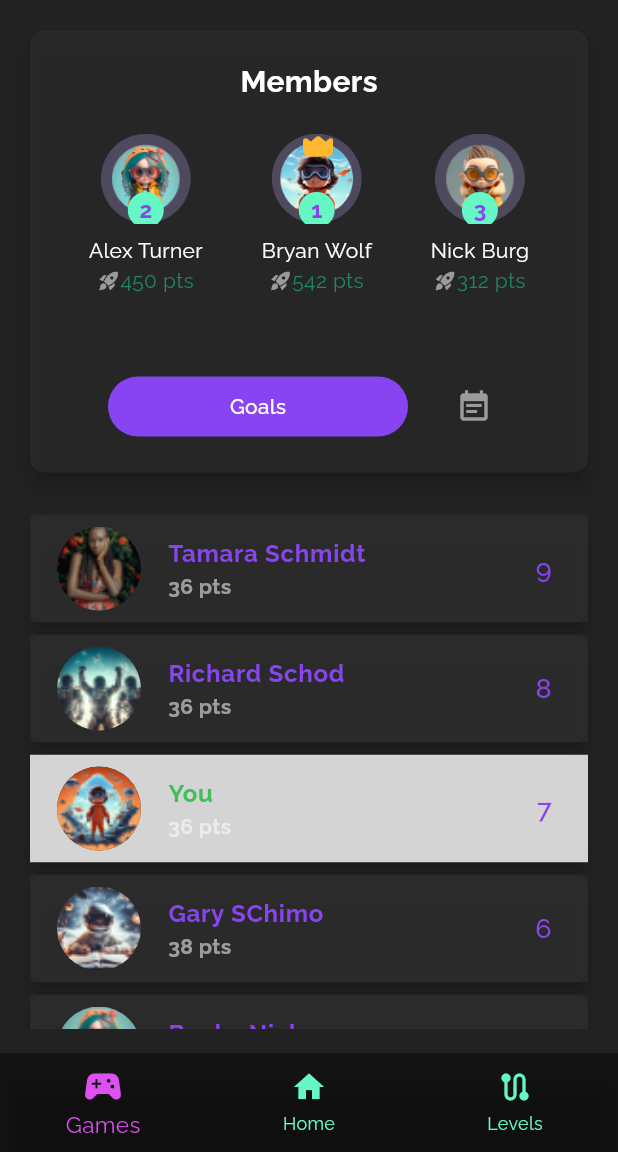
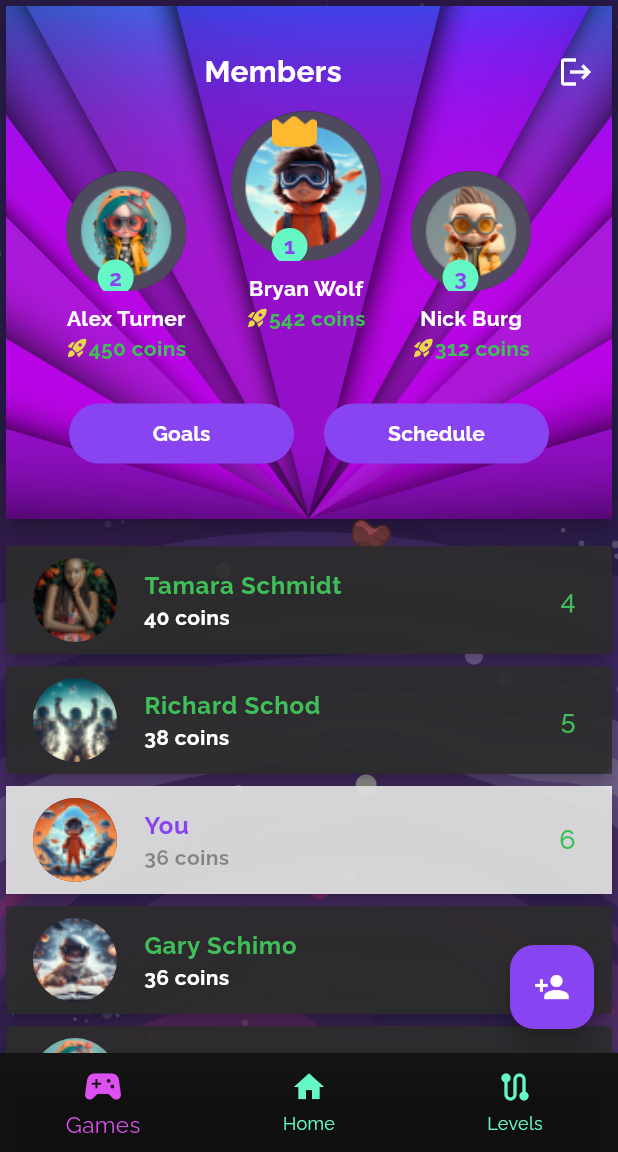
Before and after one commit to ShadmanShafeen/Green-Cycle, a Flutter app: the MyCommunity screen opened by its route, on a phone screen of 412 x 824 dp, the part 84-1236 px from its top. Run offline on Flutter 3.47's test engine with Material 3 defaults, Android fonts, the phone set to English and light mode, and no system bars; our stand-ins replace awesome_snackbar_content, camera, carousel_slider, dio, firebase_auth, firebase_core and 15 more; missing offline and left inert: dart:ffi; accounts and stored records are empty.

Commit message:
My Community updated

```diff
--- a/lib/main.dart
+++ b/lib/main.dart
@@ -317,7 +317,7 @@ class _MainAppState extends State<MainApp> {
         onSecondary: Colors.white,
         secondaryContainer: Color(0xFF40BF58), // Green
         onSecondaryContainer: Colors.white,
-        secondaryFixed: Color(0xFF40BF58),
+        secondaryFixed: Color.fromARGB(255, 64, 191, 88),
         secondaryFixedDim: Color(0xFF1F8762),
         onSecondaryFixed: Colors.white,
         onSecondaryFixedVariant: Colors.white,
--- a/lib/src/community/my_community_view/member-circle.dart
+++ b/lib/src/community/my_community_view/member-circle.dart
@@ -23,12 +23,12 @@ class MemberCircle extends StatelessWidget {
         Stack(
           children: [
             CircleAvatar(
-              radius: 30,
+              radius: isTopMember ? 50 : 40,
               backgroundImage: AssetImage(imageUrl),
             ),
             Positioned(
-              bottom: -3,
-              left: 18,
+              bottom: isTopMember ? -2 : -3,
+              left: isTopMember ? 27 : 21,
               child: CircleAvatar(
                 radius: 12,
                 backgroundColor: const Color.fromARGB(255, 101, 247, 196),
@@ -45,11 +45,11 @@ class MemberCircle extends StatelessWidget {
             if (isTopMember)
               Positioned(
                 top: -1.5,
-                left: 21,
+                left: 27,
                 child: Image.asset(
                   'lib/assets/img/crown.png',
-                  height: 20,
-                  width: 20,
+                  height: 30,
+                  width: 30,
                 ),
               ),
           ],
@@ -57,19 +57,24 @@ class MemberCircle extends StatelessWidget {
         const SizedBox(height: 8),
         Text(
           name,
-          style: const TextStyle(color: Colors.white),
+          style: const TextStyle(
+            color: Colors.white,
+            fontWeight: FontWeight.bold,
+          ),
         ),
         Row(
+          mainAxisAlignment: MainAxisAlignment.center,
           children: [
             const Icon(
               Icons.rocket_launch,
-              color: Colors.white54,
+              color: Color.fromARGB(255, 232, 216, 71),
               size: 15,
             ),
             Text(
               points,
               style: const TextStyle(
-                color: Color(0xFF1F8762),
+                color: Color(0xFF40BF58),
+                fontWeight: FontWeight.bold,
               ),
             ),
           ],
--- a/lib/src/community/my_community_view/my_community.dart
+++ b/lib/src/community/my_community_view/my_community.dart
@@ -1,6 +1,8 @@
 import 'package:flutter/material.dart';
+import 'package:flutter/widgets.dart';
 import 'package:go_router/go_router.dart';
 import 'package:green_cycle/src/community/my_community_view/member-circle.dart';
+import 'package:green_cycle/src/community/my_community_view/member_add_modal.dart';
 import 'package:green_cycle/src/models/members.dart';
 
 class MyCommunity extends StatelessWidget {
@@ -16,13 +18,19 @@ class MyCommunity extends StatelessWidget {
   Widget build(BuildContext context) {
     return Scaffold(
       body: Container(
-        padding: const EdgeInsets.all(16.0),
-        color: Theme.of(context).colorScheme.surface,
+        decoration: const BoxDecoration(
+            image: DecorationImage(
+                image: AssetImage(
+                  'lib/assets/img/my_com_bg.jpg',
+                ),
+                fit: BoxFit.cover,
+                opacity: .5)),
+        // padding: const EdgeInsets.all(16.0),
         child: Column(
           children: [
-            topCard(context),
+            SizedBox(height: 350, child: topCard(context)),
             const SizedBox(
-              height: 20,
+              height: 10,
             ),
             Expanded(
               child: ListView.builder(
@@ -35,6 +43,16 @@ class MyCommunity extends StatelessWidget {
           ],
         ),
       ),
+      floatingActionButton: FloatingActionButton(
+          onPressed: () {
+            showModalBottomSheet(
+                context: context, builder: (ctx) => MemberAddModal());
+          },
+          backgroundColor: Theme.of(context).colorScheme.primaryFixed,
+          child: const Icon(
+            Icons.person_add,
+            color: Colors.white,
+          )),
     );
   }
 
@@ -43,7 +61,7 @@ class MyCommunity extends StatelessWidget {
       color: const Color(0xFF2C2C2C).withOpacity(0.7),
       elevation: 5,
       shape: RoundedRectangleBorder(
-        borderRadius: BorderRadius.circular(10),
+        borderRadius: BorderRadius.circular(8),
       ),
       child: ListTile(
         tileColor: isUser(members[index].name)
@@ -60,25 +78,31 @@ class MyCommunity extends StatelessWidget {
           members[index].name,
           style: isUser(members[index].name)
               ? TextStyle(
-                  color: Theme.of(context).colorScheme.secondaryFixed,
+                  color: Theme.of(context).colorScheme.primaryFixed,
                   fontWeight: FontWeight.bold,
                 )
               : TextStyle(
-                  color: Theme.of(context).colorScheme.primaryFixed,
+                  color: Theme.of(context).colorScheme.secondaryFixed,
                   fontWeight: FontWeight.bold,
                 ),
         ),
         subtitle: Text(
-          '${members[index].points}',
-          style: TextStyle(
-            color: Theme.of(context).colorScheme.onSurfaceVariant,
+          '${members[index].points} coins',
+          style: isUser(members[index].name)
+              ? TextStyle(
+                  color: Theme.of(context).colorScheme.surfaceContainerLowest,
+                  fontWeight: FontWeight.bold,
+                )
+              : TextStyle(
+                  color: Theme.of(context).colorScheme.onSurface,
                   fontWeight: FontWeight.bold,
                 ),
         ),
         trailing: Text(
-          '${members.length - index + 3}',
+          '${index + 4}',
           style: TextStyle(
-              color: Theme.of(context).colorScheme.primaryFixed, fontSize: 18),
+              color: Theme.of(context).colorScheme.secondaryFixed,
+              fontSize: 18),
         ),
       ),
     );
@@ -91,55 +115,86 @@ class MyCommunity extends StatelessWidget {
       shape: RoundedRectangleBorder(
         borderRadius: BorderRadius.circular(10),
       ),
-      child: Column(
+      child: Stack(
         children: [
-          const SizedBox(height: 20),
-          const Row(
-            mainAxisAlignment: MainAxisAlignment.center,
+          Positioned.fill(
+            child: Image.asset(
+              'lib/assets/img/leaderboard_bg.jpg',
+              fit: BoxFit.cover,
+            ),
+          ),
+          Positioned(
+            top: 20,
+            left: 0,
+            right: 0,
+            child: Row(
               children: [
-              Text(
+
+                const Expanded(
+                  child: Align(
+                    alignment: Alignment.center,
+                    child: Text(
                       'Members',
                       style: TextStyle(
                         fontWeight: FontWeight.bold,
                         color: Colors.white,
                         fontSize: 20,
                       ),
-              )
+                    ),
+                  ),
+                ),
+                IconButton(
+                  icon: const Icon(
+                    Icons.logout,
+                    color: Colors.white,
+                  ),
+                  onPressed: () {},
+                ),
               ],
             ),
-          const SizedBox(height: 20),
-          const Row(
-            mainAxisAlignment: MainAxisAlignment.spaceEvenly,
-            children: [
-              MemberCircle(
-                imageUrl:
-                    'lib/assets/img/avatar2.png', // Replace with actual image URL
-                name: 'Alex Turner',
-                points: '450 pts',
-                rank: 2,
           ),
-              MemberCircle(
-                imageUrl:
-                    'lib/assets/img/avatar1.png', // Replace with actual image URL
+          const Positioned(
+            top: 70,
+            left: 150,
+            child: MemberCircle(
+              imageUrl: 'lib/assets/img/avatar1.png',
               name: 'Bryan Wolf',
-                points: '542 pts',
+              points: '542 coins',
               rank: 1,
               isTopMember: true,
             ),
-              MemberCircle(
-                imageUrl:
-                    'lib/assets/img/avatar3.png', // Replace with actual image URL
+          ),
+          const Positioned(
+            top: 110,
+            left: 40,
+            child: MemberCircle(
+              imageUrl: 'lib/assets/img/avatar2.png',
+              name: 'Alex Turner',
+              points: '450 coins',
+              rank: 2,
+            ),
+          ),
+          const Positioned(
+            top: 110,
+            left: 270,
+            child: MemberCircle(
+              imageUrl: 'lib/assets/img/avatar3.png',
               name: 'Nick Burg',
-                points: '312 pts',
+              points: '312 coins',
               rank: 3,
             ),
-            ],
           ),
-          const SizedBox(height: 50),
-          Row(
+          Positioned(
+            top: 265,
+            left: 0,
+            right: 0,
+            child: Row(
               mainAxisAlignment: MainAxisAlignment.center,
               children: [
-              FilledButton(
+                SizedBox(
+                  height: 40,
+                  width: 150,
+                  child: FilledButton(
                     onPressed: () {
                       context.go('/home/community-explore/com-goals');
                     },
@@ -152,17 +207,45 @@ class MyCommunity extends StatelessWidget {
                       ),
                     ),
                     child: const Center(
-                  child: Text('Goals'),
+                      child: Text(
+                        'Goals',
+                        style: TextStyle(fontWeight: FontWeight.bold),
+                      ),
+                    ),
                   ),
                 ),
                 const SizedBox(width: 20),
-              IconButton(
-                icon: const Icon(Icons.event_note),
-                onPressed: () {},
+                SizedBox(
+                  height: 40,
+                  width: 150,
+                  child: FilledButton(
+                    onPressed: () {
+                      context.go('/home/community-explore/com-goals');
+                    },
+                    style: const ButtonStyle(
+                      backgroundColor: WidgetStatePropertyAll<Color>(
+                        Color.fromARGB(255, 136, 68, 240),
                       ),
+                      fixedSize: WidgetStatePropertyAll<Size>(
+                        Size.fromWidth(200),
+                      ),
+                    ),
+                    child: const Center(
+                      child: Text(
+                        'Schedule',
+                        style: TextStyle(fontWeight: FontWeight.bold),
+                      ),
+                    ),
+                  ),
+                )
+
+                // IconButton(
+                //   icon: const Icon(Icons.event_note, color: Colors.white),
+                //   onPressed: () {},
+                // ),
               ],
             ),
-          const SizedBox(height: 20),
+          ),
         ],
       ),
     );
--- a/lib/src/models/members.dart
+++ b/lib/src/models/members.dart
@@ -1,7 +1,7 @@
 class Members {
   final String image;
   final String name;
-  final String points;
+  final int points;
 
   Members(
     this.image,
@@ -11,10 +11,10 @@ class Members {
 }
 
 List members = [
-  Members('lib/assets/img/avatar4.png', 'Tamara Schmidt', '36 pts'),
-  Members('lib/assets/img/avatar5.png', 'Richard Schod', '36 pts'),
-  Members('lib/assets/img/avatarme.png', 'You', '36 pts'),
-  Members('lib/assets/img/avatar6.png', 'Gary SChimo', '38 pts'),
-  Members('lib/assets/img/avatar7.png', 'Becky Nick', '40 pts'),
-  Members('lib/assets/img/avatar8.png', 'Jhon Cleark', '42 pts'),
+  Members('lib/assets/img/avatar4.png', 'Tamara Schmidt', 40),
+  Members('lib/assets/img/avatar5.png', 'Richard Schod', 38),
+  Members('lib/assets/img/avatarme.png', 'You', 36),
+  Members('lib/assets/img/avatar6.png', 'Gary Schimo', 36),
+  Members('lib/assets/img/avatar7.png', 'Becky Nick', 36),
+  Members('lib/assets/img/avatar8.png', 'Jhon Cleark', 36),
 ];
```
Also changed, not shown: lib/src/community/my_community_view/member_add_modal.dart (added, +163 -0 lines), lib/src/community/my_community_view/new_mem_req.dart (added, +17 -0 lines), lib/assets/img/leaderboard_bg.jpg (added), lib/assets/img/member_modal_bg.jpg (added), lib/assets/img/my_com_bg.jpg (added). Lines whose indentation alone changed are shown as unchanged.
